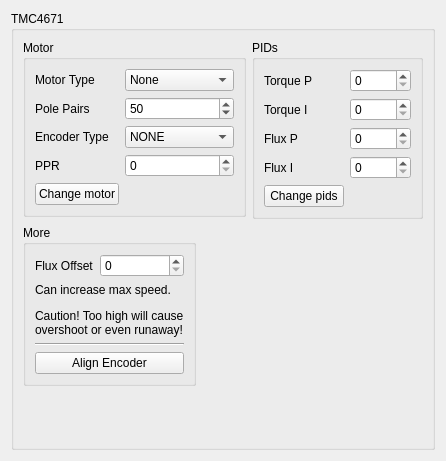
The window that res/tmc4671_ui.ui (Ultrawipf/OpenFFBoard-configurator) describes before a commit, drawn with Qt 5.
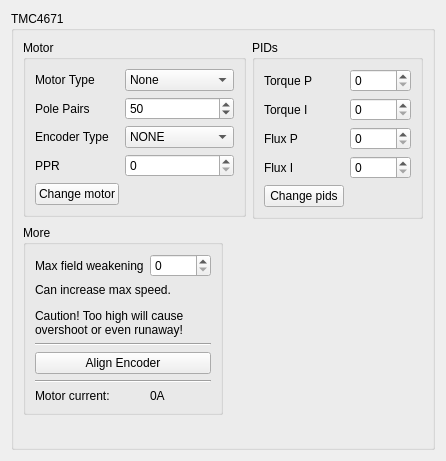
The same window after the commit.

Commit message: Added current readout. Needs new firmware

Diff of the .ui file:
```diff
--- a/res/tmc4671_ui.ui
+++ b/res/tmc4671_ui.ui
@@ -213,7 +213,7 @@
          <item row="0" column="0">
           <widget class="QLabel" name="label_9">
            <property name="text">
-            <string>Flux Offset</string>
+            <string>Max field weakening</string>
            </property>
           </widget>
          </item>
@@ -245,10 +245,31 @@
            </property>
           </widget>
          </item>
+         <item row="5" column="0">
+          <widget class="QLabel" name="label_11">
+           <property name="text">
+            <string>Motor current:</string>
+           </property>
+          </widget>
+         </item>
+         <item row="5" column="1">
+          <widget class="QLabel" name="label_Current">
+           <property name="text">
+            <string>0A</string>
+           </property>
+          </widget>
+         </item>
+         <item row="4" column="0" colspan="2">
+          <widget class="Line" name="line_2">
+           <property name="orientation">
+            <enum>Qt::Horizontal</enum>
+           </property>
+          </widget>
+         </item>
         </layout>
        </widget>
       </item>
-      <item row="4" column="0">
+      <item row="5" column="0">
        <spacer name="verticalSpacer">
         <property name="orientation">
          <enum>Qt::Vertical</enum>
```
The commit also changes 3 other files.
